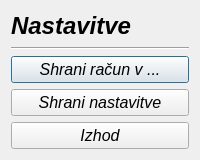
The window that settings.ui (MaxMaxy/racun) describes before a commit, drawn with Qt 5.
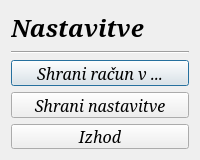
The same window after the commit.

The edit to the form file:
```diff
--- a/settings.ui
+++ b/settings.ui
@@ -30,7 +30,7 @@
   </property>
   <property name="font">
    <font>
-    <family>MS Sans Serif</family>
+    <family>Serif</family>
     <pointsize>10</pointsize>
     <italic>true</italic>
    </font>
@@ -47,7 +47,7 @@
         <widget class="QLabel" name="label">
          <property name="font">
           <font>
-           <family>MS Sans Serif</family>
+           <family>Serif</family>
            <pointsize>18</pointsize>
            <weight>75</weight>
            <italic>true</italic>
@@ -63,6 +63,7 @@
         <widget class="Line" name="line">
          <property name="font">
           <font>
+           <family>Serif</family>
            <italic>true</italic>
           </font>
          </property>
@@ -79,7 +80,7 @@
         <widget class="QPushButton" name="pushButton_nastaviShrani">
          <property name="font">
           <font>
-           <family>MS Sans Serif</family>
+           <family>Serif</family>
            <pointsize>12</pointsize>
            <italic>true</italic>
           </font>
@@ -93,7 +94,7 @@
         <widget class="QPushButton" name="pushButton_shraniV">
          <property name="font">
           <font>
-           <family>MS Sans Serif</family>
+           <family>Serif</family>
            <pointsize>12</pointsize>
            <italic>true</italic>
           </font>
@@ -107,7 +108,7 @@
         <widget class="QPushButton" name="pushButton_izhod">
          <property name="font">
           <font>
-           <family>MS Sans Serif</family>
+           <family>Serif</family>
            <pointsize>12</pointsize>
            <italic>true</italic>
           </font>
```
